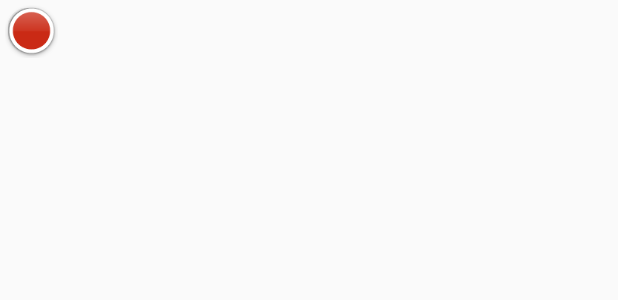
After one commit to HXQWill/QuanStudy, an Android app: the layout activity_animator_path.xml on its own in the app's theme, with its tools: preview values and no code run, on a phone screen of 412 x 824 dp. The commit adds this screen. Shown: the top 300 px of the screen. Run offline under Robolectric (Android 15) with nearby library versions, the phone set to English and light mode, and no system bars.

Commit message:
浅谈属性动画（2）-动画监听事件，消失的按钮，酷炫Path2.0

```diff
--- a/app/src/main/AndroidManifest.xml
+++ b/app/src/main/AndroidManifest.xml
@@ -21,6 +21,8 @@
         <activity android:name=".transitionHelper.image.ImageActivity" />
         <activity android:name=".transitionHelper.image.ImageDetailActivity" />
         <activity android:name=".objectAnimator.FirstClassActivity" />
+        <activity android:name=".objectAnimator.MainAnimatorActivity" />
+        <activity android:name=".objectAnimator.PathActivity" />
     </application>
 
 </manifest>
--- a/app/src/main/java/com/example/quan/quanstudy/MainActivity.java
+++ b/app/src/main/java/com/example/quan/quanstudy/MainActivity.java
@@ -1,12 +1,11 @@
 package com.example.quan.quanstudy;
 
-import android.content.Intent;
 import android.os.Bundle;
 import android.view.View;
 import android.widget.Button;
 
 import com.example.quan.quanstudy.mvpLogin.view.LoginActivity;
-import com.example.quan.quanstudy.objectAnimator.FirstClassActivity;
+import com.example.quan.quanstudy.objectAnimator.MainAnimatorActivity;
 import com.example.quan.quanstudy.transitionHelper.MainTransitionActivity;
 import com.example.quan.quanstudy.viewDemo.ViewActivity;
 import com.example.quan.quanstudy.base.BaseActivity;
@@ -62,7 +61,7 @@ public class MainActivity extends BaseActivity implements View.OnClickListener {
                 gotoNextActivity(MainTransitionActivity.class);
                 break;
             case R.id.animator_btn_main:
-                gotoNextActivity(FirstClassActivity.class);
+                gotoNextActivity(MainAnimatorActivity.class);
                 break;
             default:
                 break;
--- /dev/null
+++ b/app/src/main/res/layout/activity_animator_path.xml
@@ -0,0 +1,81 @@
+<?xml version="1.0" encoding="utf-8"?>
+<FrameLayout
+    xmlns:android="http://schemas.android.com/apk/res/android"
+    android:layout_width="match_parent"
+    android:layout_height="match_parent"
+    >
+
+    <ImageView
+        android:layout_width="wrap_content"
+        android:layout_height="wrap_content"
+        android:src="@mipmap/h"
+        android:id="@+id/h_iv_path"
+        android:paddingLeft="5dp"
+        android:paddingTop="5dp"
+        />
+
+    <ImageView
+        android:layout_width="wrap_content"
+        android:layout_height="wrap_content"
+        android:src="@mipmap/g"
+        android:id="@+id/g_iv_path"
+        android:paddingLeft="5dp"
+        android:paddingTop="5dp"
+        />
+
+    <ImageView
+        android:layout_width="wrap_content"
+        android:layout_height="wrap_content"
+        android:src="@mipmap/f"
+        android:id="@+id/f_iv_path"
+        android:paddingLeft="5dp"
+        android:paddingTop="5dp"
+        />
+
+    <ImageView
+        android:layout_width="wrap_content"
+        android:layout_height="wrap_content"
+        android:src="@mipmap/e"
+        android:id="@+id/e_iv_path"
+        android:paddingLeft="5dp"
+        android:paddingTop="5dp"
+        />
+
+    <ImageView
+        android:layout_width="wrap_content"
+        android:layout_height="wrap_content"
+        android:src="@mipmap/d"
+        android:id="@+id/d_iv_path"
+        android:paddingLeft="5dp"
+        android:paddingTop="5dp"
+        />
+
+    <ImageView
+        android:layout_width="wrap_content"
+        android:layout_height="wrap_content"
+        android:src="@mipmap/c"
+        android:id="@+id/c_iv_path"
+        android:paddingLeft="5dp"
+        android:paddingTop="5dp"
+        />
+
+    <ImageView
+        android:layout_width="wrap_content"
+        android:layout_height="wrap_content"
+        android:src="@mipmap/b"
+        android:id="@+id/b_iv_path"
+        android:paddingLeft="5dp"
+        android:paddingTop="5dp"
+        />
+
+    <ImageView
+        android:layout_width="wrap_content"
+        android:layout_height="wrap_content"
+        android:src="@mipmap/a"
+        android:id="@+id/a_iv_path"
+        android:paddingLeft="3dp"
+        android:paddingTop="3dp"
+        />
+
+
+</FrameLayout>
```
Also changed, not shown: app/src/main/java/com/example/quan/quanstudy/objectAnimator/FirstClassActivity.java (+28 -0 lines), app/src/main/java/com/example/quan/quanstudy/objectAnimator/MainAnimatorActivity.java (added, +50 -0 lines), app/src/main/java/com/example/quan/quanstudy/objectAnimator/PathActivity.java (added, +91 -0 lines), app/src/main/res/layout/activity_animator.xml (added, +27 -0 lines), app/src/main/res/layout/activity_first_animator.xml (+11 -2 lines), app/src/main/res/layout/activity_main.xml (+4 -4 lines), app/src/main/res/values/strings.xml (+4 -4 lines), app/src/main/res/mipmap-xhdpi/a.png (added), app/src/main/res/mipmap-xhdpi/b.png (added), app/src/main/res/mipmap-xhdpi/c.png (added), app/src/main/res/mipmap-xhdpi/d.png (added), app/src/main/res/mipmap-xhdpi/e.png (added), app/src/main/res/mipmap-xhdpi/f.png (added), app/src/main/res/mipmap-xhdpi/g.png (added), 1 more files.
